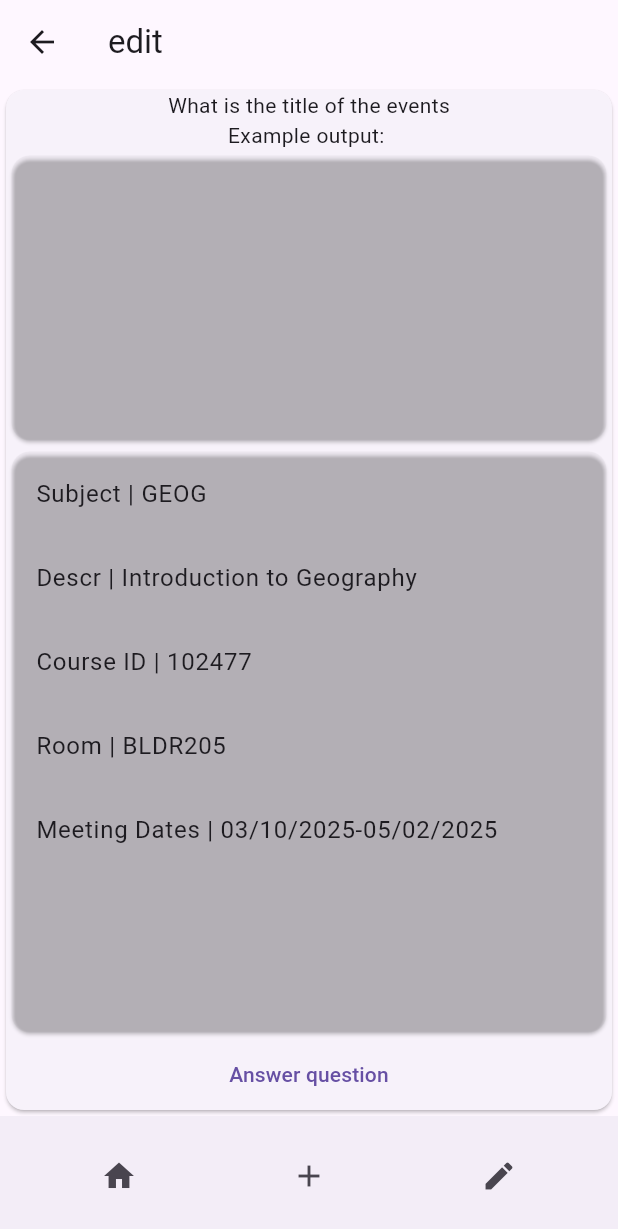
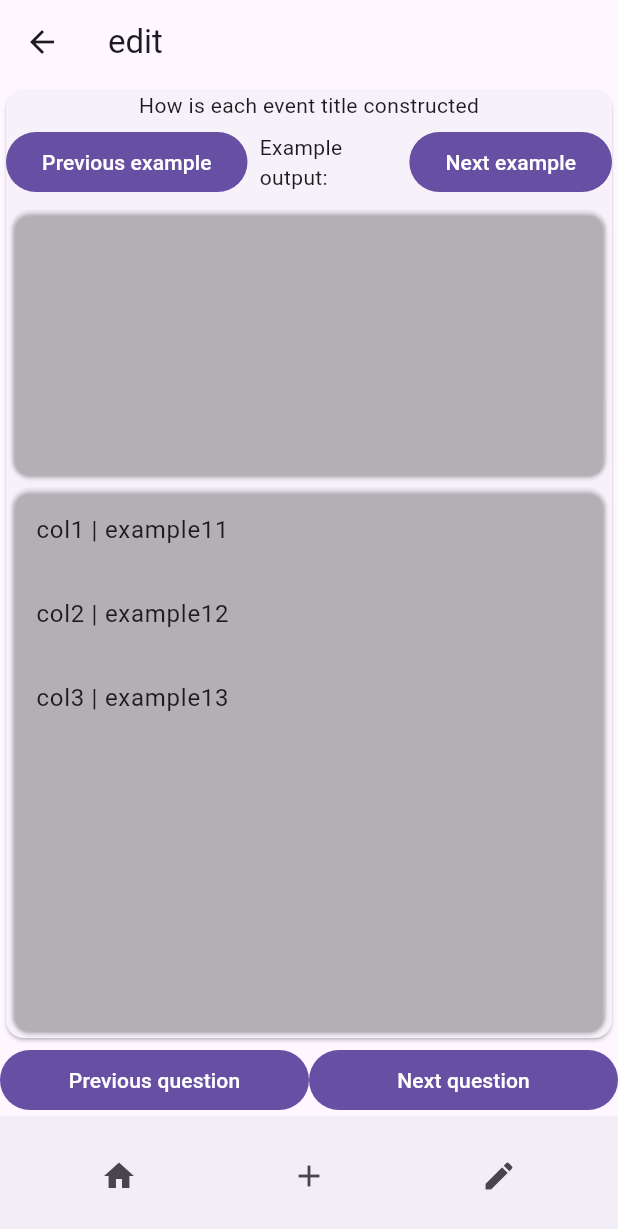
Before and after one commit to cs481-ekh/s25-syncineers, a Flutter app: the EditPage screen opened by its route, on a phone screen of 412 x 824 dp. Shown: the top 1229 px of the screen. Run offline on Flutter 3.47's test engine with Material 3 defaults, Android fonts, the phone set to English and light mode, and no system bars; our stand-ins replace file_picker, google_sign_in, googleapis_auth, shared_preferences; missing offline and left inert: excel, googleapis; accounts and stored records are empty.

Commit message:
question management system (#92)
* question manager basic structure

* question manager basic structure

* row vs column bug fix

* possibly working question management system

```diff
--- a/easy_sync/lib/main.dart
+++ b/easy_sync/lib/main.dart
@@ -18,7 +18,7 @@ class MainApp extends StatelessWidget {
       routes: {
         '/': (context) => const Frame(title: 'login', child: LoginPage()),
         '/input': (context) =>  Frame(title: 'input', child: InputPage()),
-        '/edit': (context) => const Frame(title: 'edit', child: EditPage([[]])),
+        '/edit': (context) => Frame(title: 'edit', child: EditPage(const [["col1","col2","col3"],["example11","example12","example13"],["example21","example22","example23"]])),
       }
     );
   }
--- a/easy_sync/lib/pages/editPage.dart
+++ b/easy_sync/lib/pages/editPage.dart
@@ -1,81 +1,192 @@
 import 'package:flutter/material.dart';
 
 class EditPage extends StatefulWidget {
+  late final Dataset table;
 
-  const EditPage(List<List<String>> rows, {super.key});
+  EditPage(List<List<String>> table, {super.key}) {
+    this.table = Dataset(table);
+  }
 
   @override
   _EditPageState createState() => _EditPageState();
 }
 
+class QuestionAndAnswers {
+  String key;
+  String question;
+  List<int> answerIndices;
+
+  QuestionAndAnswers(this.key, this.question) : answerIndices = [];
+}
+
 class _EditPageState extends State<EditPage> {
+  int questionIndex = 0;
+
+  List<QuestionAndAnswers> questions = [
+    QuestionAndAnswers("summaryColumns", "How is each event title constructed"),
+    QuestionAndAnswers("locationColumns", "Where is the Location"),
+    QuestionAndAnswers("", "Which column contains the first day"),
+    QuestionAndAnswers("", "Which column contains the last day"),
+    QuestionAndAnswers("startTimeColumns", "Which column contains the start time"),
+    QuestionAndAnswers("endTimeColumns", "Which column contains the end time"),
+    QuestionAndAnswers(
+        "recurrenceColumns", "Which column contains which days of the week are repeated"),
+  ];
+
   @override
   Widget build(BuildContext context) {
-    Theme.of(context);
-    var questionToAnswer = 'What is the title of the events';
-    var list = [
-      questionAnswer("Subject", "GEOG"),
-      questionAnswer("Descr", "Introduction to Geography"),
-      questionAnswer("Course ID", "102477"),
-      questionAnswer("Room", "BLDR205"),
-      questionAnswer("Meeting Dates", "03/10/2025-05/02/2025"),
-    ];
+    if (questionIndex < 0) {
+      questionIndex = 0;
+    }
 
-    return QuestionWidget(
-        questionToAnswer: questionToAnswer, selectableAnswers: list);
+    if (questionIndex >= questions.length) {
+      return const Text(
+          "TODO build page to allow the user to review the decisions made, restart to the beginning or go back to the previous question if needed, but if they are happy allow them to move on to the next page which will ask which calendars locations go to.");
+    } else {
+      return Column(
+        children: [
+          Expanded(
+            child: QuestionWidget(
+              questionAndAnswerIndices: questions[questionIndex],
+              selectableAnswers: widget.table,
+              callBackFunction: () {
+                setState(() {});
+              },
+            ),
+          ),
+          Row(
+            children: [
+              Expanded(
+                child: FilledButton(
+                    onPressed: () {
+                      setState(() {
+                        questionIndex--;
+                      });
+                    },
+                    child: const Text("Previous question")),
+              ),
+              Expanded(
+                child: FilledButton(
+                    onPressed: () {
+                      setState(() {
+                        questionIndex++;
+                      });
+                    },
+                    child: const Text("Next question")),
+              ),
+            ],
+          ),
+        ],
+      );
+    }
   }
 }
 
-class questionAnswer {
-  late String title;
-  late String example;
+class Dataset {
+  List<List<String>> information;
+  int exampleIndex = 1;
+  int numQuestions = 0;
 
-  questionAnswer(this.title, this.example);
+  Dataset(this.information);
+
+  String getTitle(int index) {
+    if (information.isEmpty || index < 0 || index >= information[0].length) {
+      return "";
+    }
+
+    return information[0][index];
+  }
+
+  String getExample(int index) {
+    if (information.length <= exampleIndex ||
+        index < 0 ||
+        index >= information[exampleIndex].length) {
+      return "";
+    }
+
+    return information[exampleIndex][index];
+  }
+
+  void nextExample() {
+    if (information.isEmpty || information.length <= 2) {
+      return;
+    }
+    exampleIndex++;
+    if (exampleIndex >= information.length) {
+      exampleIndex = 1;
+    }
+  }
+
+  void previousExample() {
+    if (information.isEmpty || information.length <= 2) {
+      return;
+    }
+    exampleIndex--;
+    if (exampleIndex < 1) {
+      exampleIndex = information.length - 1;
+    }
+  }
 }
 
-class QuestionWidget extends StatefulWidget {
+class QuestionWidget extends StatelessWidget {
   const QuestionWidget({
     super.key,
-    required this.questionToAnswer,
+    required this.questionAndAnswerIndices,
     required this.selectableAnswers,
+    required this.callBackFunction,
   });
 
-  final String questionToAnswer;
-  final List<questionAnswer> selectableAnswers;
+  final Function() callBackFunction;
+  final QuestionAndAnswers questionAndAnswerIndices;
+  final Dataset selectableAnswers;
 
-  @override
-  _QuestionWidgetState createState() => _QuestionWidgetState();
-}
-
-class _QuestionWidgetState extends State<QuestionWidget> {
-  List<questionAnswer> selectedAnswers = [];
-  // TODO there probably is a better way of doing this.
-  Color cardShade = const Color.fromARGB(1, 126, 126, 126);
+  final Color cardShade = const Color.fromARGB(1, 126, 126, 126);
 
   @override
   Widget build(BuildContext context) {
     String example = "";
-    for (var answer in selectedAnswers) {
-      example += "${answer.example} ";
+    for (var index in questionAndAnswerIndices.answerIndices) {
+      example += "${selectableAnswers.getExample(index)} ";
     }
 
     return Card(
       child: Column(
         children: [
-          Text(widget.questionToAnswer),
-          Text("Example output: $example"),
+          Text(questionAndAnswerIndices.question),
+          Row(
+            children: [
+              FilledButton(
+                  onPressed: () {
+                    selectableAnswers.previousExample();
+                    callBackFunction();
+                  },
+                  child: const Text("Previous example")),
+              Expanded(
+                  child: Padding(
+                padding: const EdgeInsets.all(8.0),
+                child: Text("Example output: $example"),
+              )),
+              FilledButton(
+                  onPressed: () {
+                    callBackFunction();
+                    selectableAnswers.nextExample();
+                  },
+                  child: const Text("Next example")),
+            ],
+          ),
           Expanded(
             child: Card(
               color: cardShade,
               child: ListView.builder(
-                  itemCount: selectedAnswers.length,
+                  itemCount: questionAndAnswerIndices.answerIndices.length,
                   itemBuilder: (context, index) {
                     return ListTile(
-                        title: Text(selectedAnswers[index].title),
+                        title: Text(selectableAnswers.getTitle(
+                            questionAndAnswerIndices.answerIndices[index])),
                         onTap: () async {
-                          setState(() {
-                            selectedAnswers.removeAt(index);
-                          });
+                          questionAndAnswerIndices.answerIndices
+                              .removeAt(index);
+                          callBackFunction();
                         });
                   }),
             ),
@@ -85,25 +196,18 @@ class _QuestionWidgetState extends State<QuestionWidget> {
             child: Card(
               color: cardShade,
               child: ListView.builder(
-                  itemCount: widget.selectableAnswers.length,
+                  itemCount: selectableAnswers.information.length,
                   itemBuilder: (context, index) {
                     return ListTile(
                         title: Text(
-                            "${widget.selectableAnswers[index].title} | ${widget.selectableAnswers[index].example}"),
+                            "${selectableAnswers.getTitle(index)} | ${selectableAnswers.getExample(index)}"),
                         onTap: () async {
-                          setState(() {
-                            selectedAnswers
-                                .add(widget.selectableAnswers[index]);
-                          });
+                          questionAndAnswerIndices.answerIndices.add(index);
+                          callBackFunction();
                         });
                   }),
             ),
           ),
-          TextButton(
-              onPressed: () {
-                /**TODO send information off to context when pressed */
-              },
-              child: const Text("Answer question")),
         ],
       ),
     );
```
